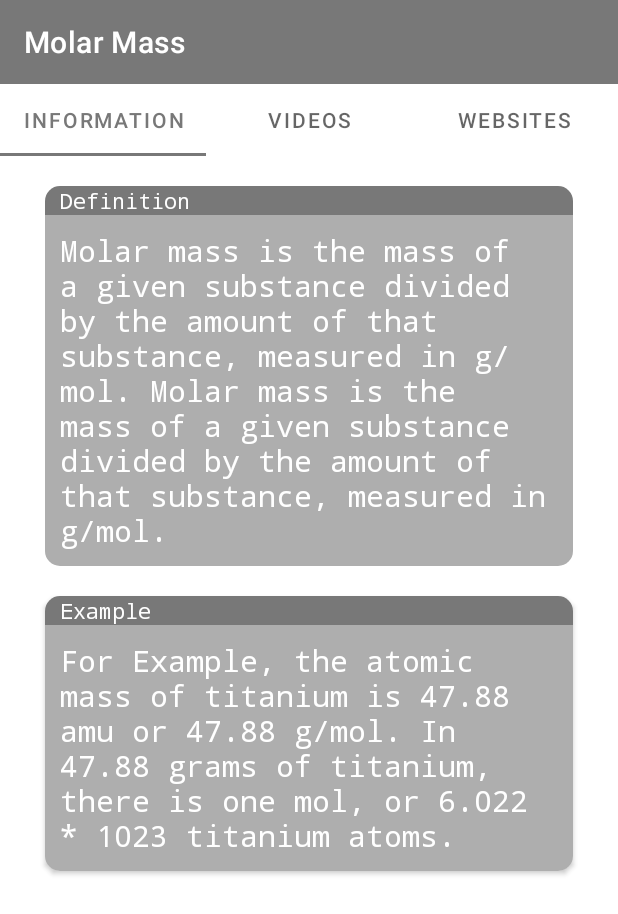
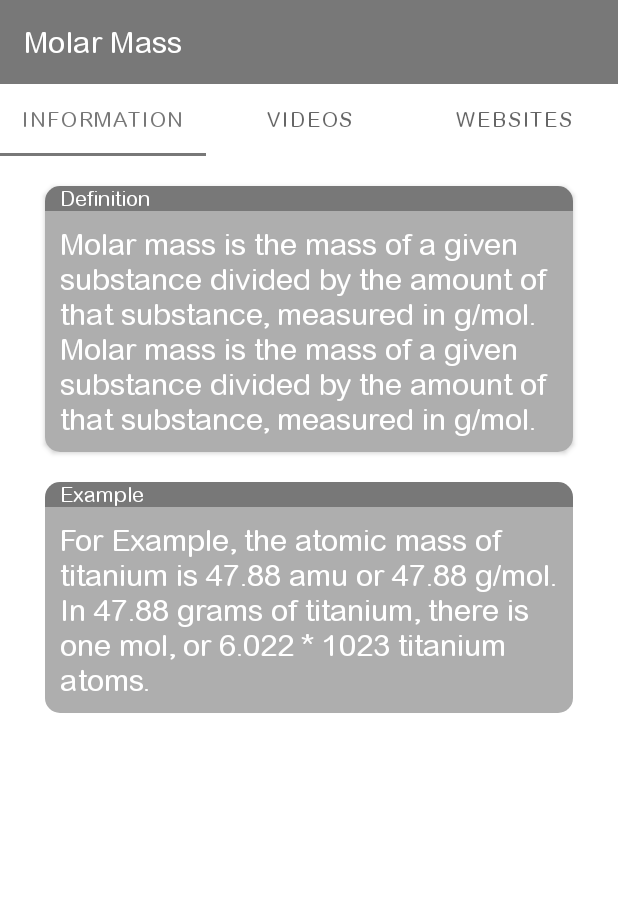
Before and after one commit to moenaqawah/chemistryApp, an Android app: the MainActivity screen opened directly, with no data from a screen before it, after a tap on "Molar Mass", on a phone screen of 412 x 824 dp. Shown: the top 914 px of the screen. Run offline under Robolectric (Android 15) with nearby library versions, the phone set to English and light mode, and no system bars.

Commit message:
added new font fixed q and a screen click

```diff
--- a/app/src/main/java/com/example/chemistryapp/view/main/MainActivity.kt
+++ b/app/src/main/java/com/example/chemistryapp/view/main/MainActivity.kt
@@ -3,8 +3,12 @@ package com.example.chemistryapp.view.main
 import android.content.Intent
 import androidx.appcompat.app.AppCompatActivity
 import android.os.Bundle
+import android.view.Menu
+import android.view.MenuItem
+import androidx.appcompat.widget.Toolbar
 import androidx.fragment.app.Fragment
 import com.example.chemistryapp.R
+import com.google.android.material.appbar.MaterialToolbar
 
 import com.google.android.material.bottomnavigation.BottomNavigationView
 
@@ -24,6 +28,8 @@ class MainActivity : AppCompatActivity() {
         val bottomNav = findViewById<BottomNavigationView>(R.id.bottom_navigation)
         bottomNav.setOnNavigationItemSelectedListener(navListener)
 
+        val toolbar = findViewById<MaterialToolbar>(R.id.toolbar)
+        setSupportActionBar(toolbar)
         // as soon as the application opens the first
         // fragment should be shown to the user
         // in this case it is algorithm fragment
@@ -33,6 +39,7 @@ class MainActivity : AppCompatActivity() {
         // in this case it is algorithm fragment
         supportFragmentManager.beginTransaction()
             .replace(R.id.fragment_container, LessonsFragment()).commit()
+
     }
 
     private val navListener =
@@ -45,10 +52,6 @@ class MainActivity : AppCompatActivity() {
                 R.id.nav_laws -> selectedFragment = LawsFragment()
                 R.id.nav_elements -> selectedFragment = ElementsFragment()
                 R.id.nav_search -> selectedFragment = SearchFragment()
-                R.id.main_q_and_a -> {
-                    val intent = Intent(this,QuestionsActivity::class.java)
-                    startActivity(intent)
-                }
             }
             // It will help to replace the
             // one fragment to other.
@@ -58,4 +61,19 @@ class MainActivity : AppCompatActivity() {
                 .commit()
             true
         }
+
+    override fun onCreateOptionsMenu(menu: Menu?): Boolean {
+        menuInflater.inflate(R.menu.main_menu,menu)
+        return true
+    }
+    override fun onOptionsItemSelected(item: MenuItem): Boolean {
+        when (item.itemId) {
+            R.id.main_q_and_a -> {
+                val intent = Intent(this,QuestionsActivity::class.java)
+                startActivity(intent)
+                return true
+            }
+        }
+        return super.onOptionsItemSelected(item)
+    }
 }
--- a/app/src/main/res/layout/activity_main.xml
+++ b/app/src/main/res/layout/activity_main.xml
@@ -11,8 +11,8 @@
         android:layout_width="match_parent"
         android:layout_height="wrap_content"
         app:title="Chemistry 101"
+        app:menu="@menu/main_menu"
         app:titleTextColor="@color/purple_700"
-        app:menu="@menu/main_menu"
         android:background="@color/background_gray"
         app:layout_constraintTop_toTopOf="parent" />
 
--- a/app/src/main/res/layout/activity_questions.xml
+++ b/app/src/main/res/layout/activity_questions.xml
@@ -11,6 +11,7 @@
         android:layout_width="match_parent"
         android:layout_height="wrap_content"
         android:background="@color/purple_500"
+        app:titleTextColor="@color/purple_700"
         app:layout_constraintTop_toTopOf="parent"
         app:title="Q &amp; A" />
 
--- a/app/src/main/res/layout/element_card_layout_front.xml
+++ b/app/src/main/res/layout/element_card_layout_front.xml
@@ -11,7 +11,7 @@
         android:layout_marginStart="10dp"
         android:layout_marginTop="20dp"
         android:textColor="@color/purple_700"
-        android:textSize="20sp"
+        android:textSize="18sp"
         android:textStyle="bold"
         android:text="The name derives from the Greek hydro for “water” and
 genes for “forming”, since it burned in air to form water. It was discovered by the English physicist Henry
--- a/app/src/main/res/values/themes.xml
+++ b/app/src/main/res/values/themes.xml
@@ -16,7 +16,7 @@
     </style>
 
     <style name="RobotoTextViewStyle" parent="android:Widget.TextView">
-        <item name="android:fontFamily">monospace</item>
+        <item name="android:fontFamily">@font/arial_rounded_mt</item>
     </style>
 
     <style name="RobotoButtonStyle" parent="android:Widget.Holo.Button">
```
Also changed, not shown: app/src/main/res/font/arial_rounded_mt.ttf (added).
